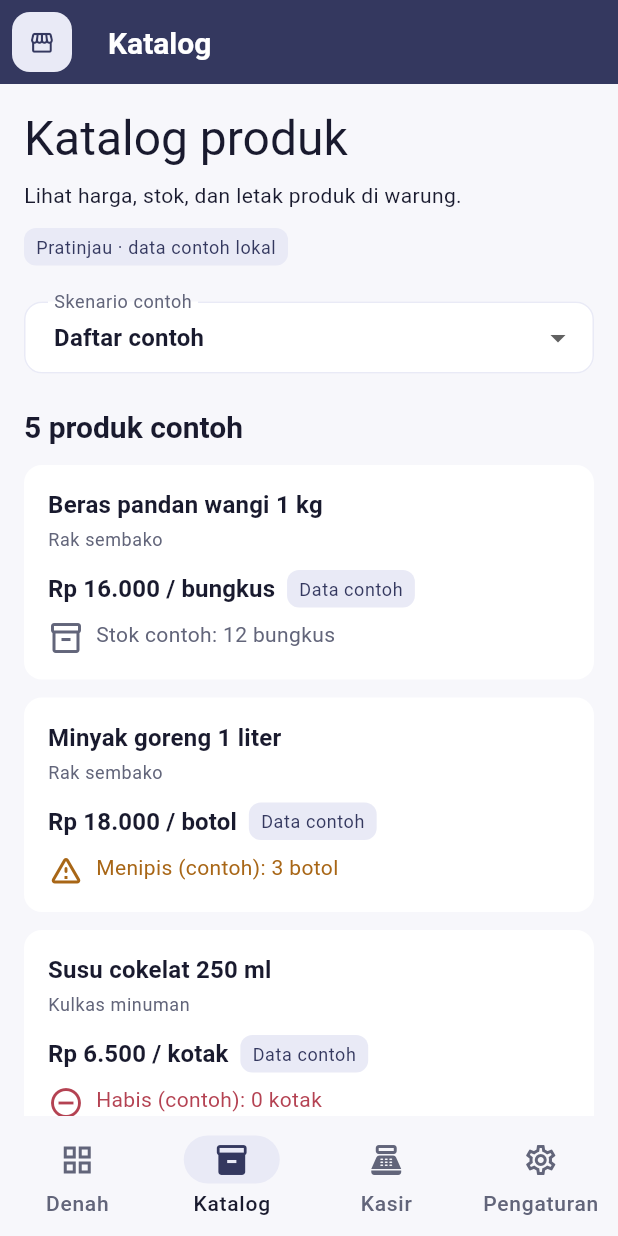
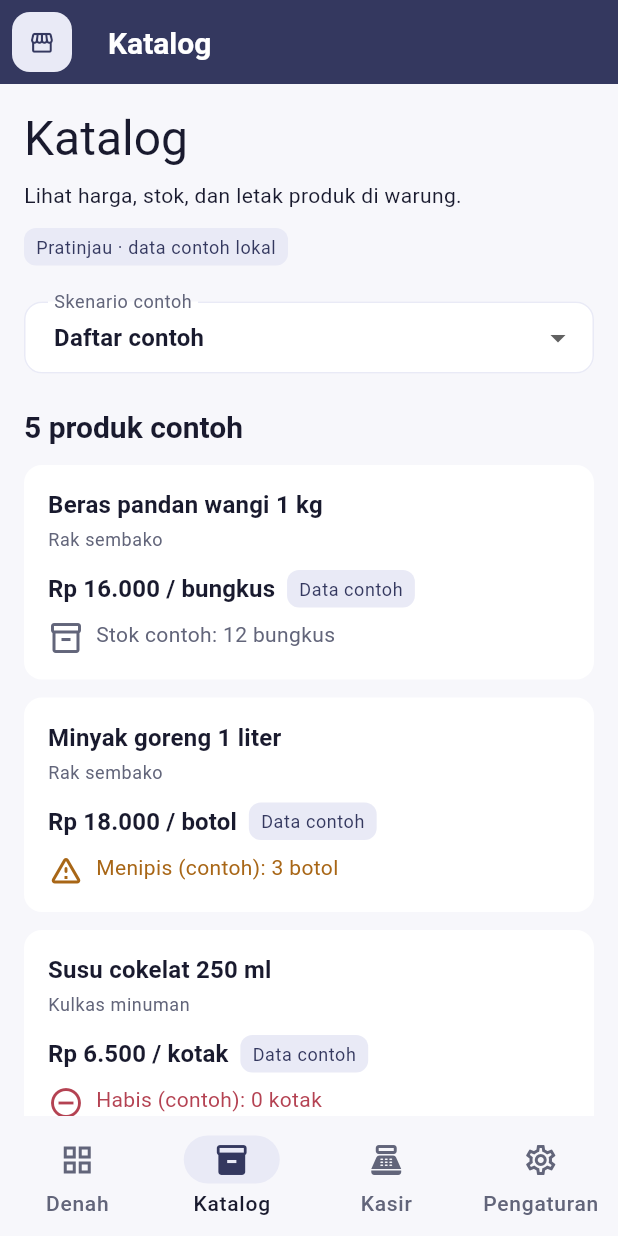
Before and after one commit to ZeaLIsHere/ryangunshop, a Flutter app: the AppShell screen opened by its route, item 2 of the bottom bar chosen, on a phone screen of 412 x 824 dp. Run offline on Flutter 3.47's test engine with Material 3 defaults, Android fonts, the phone set to English and light mode, and no system bars.

Commit message:
Ubah judul katalog menjadi Katalog

```diff
--- a/mobile/lib/features/catalog/view/product_catalog.dart
+++ b/mobile/lib/features/catalog/view/product_catalog.dart
@@ -34,7 +34,7 @@ class _ProductCatalogState extends State<ProductCatalog> {
       builder: (context, _) => ListView(
         padding: const EdgeInsets.all(AppSpacing.screen),
         children: [
-          Text('Katalog produk', style: theme.textTheme.headlineLarge),
+          Text('Katalog', style: theme.textTheme.headlineLarge),
           const SizedBox(height: AppSpacing.xs),
           Text(
             'Lihat harga, stok, dan letak produk di warung.',
```
